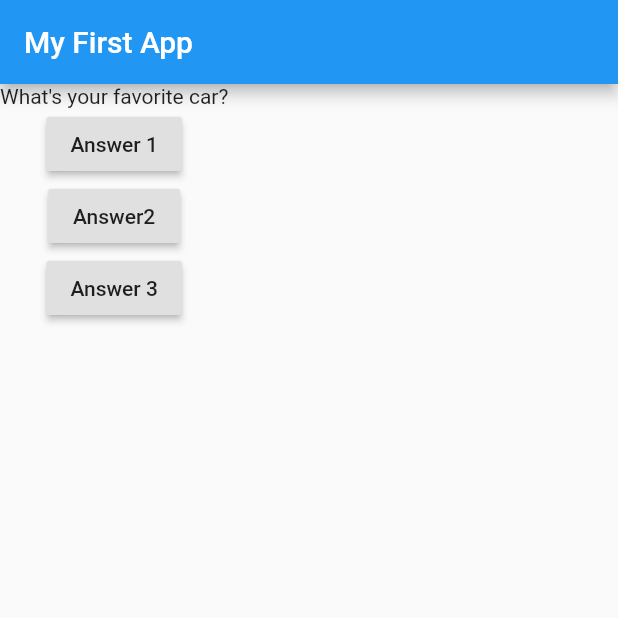
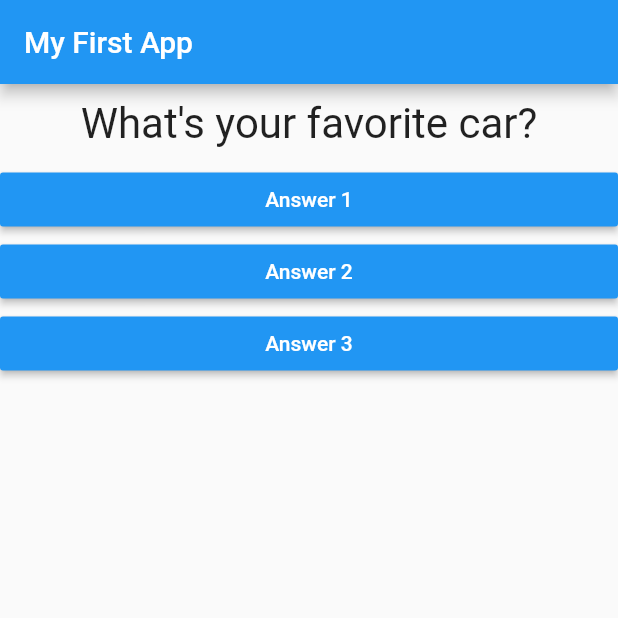
Before and after one commit to samuel327/flutter, a Flutter app: the screen it shows after launch, after a tap on "Answer 3", on a phone screen of 412 x 824 dp, the top half of it. Run offline on Flutter 3.47's test engine with Material 2 defaults, Android fonts, the phone set to English and light mode, and no system bars.

Commit message:
making progress

```diff
--- /dev/null
+++ b/lib/answer.dart
@@ -0,0 +1,19 @@
+import 'package:flutter/material.dart';
+
+class Answer extends StatelessWidget {
+  final Function selectHandler;
+  final String text;
+  Answer({this.selectHandler, this.text});
+  @override
+  Widget build(BuildContext context) {
+    return Container(
+      width: double.infinity,
+      child: RaisedButton(
+        child: Text(text),
+        textColor: Colors.white,
+        onPressed: selectHandler,
+        color: Colors.blue,
+      ),
+    );
+  }
+}
--- a/lib/main.dart
+++ b/lib/main.dart
@@ -1,57 +1,4 @@
 import 'package:flutter/material.dart';
-import './question.dart';
+import './myapp.dart';
 
 void main() => runApp(MyApp());
-
-class MyApp extends StatefulWidget {
-  @override
-  State<StatefulWidget> createState() {
-    return _MyAppState();
-  }
-}
-
-//State is a generic class
-class _MyAppState extends State<MyApp> {
-  var _questionIndex = 0;
-
-  void _answerQuestion(int num) {
-    setState(() {
-      _questionIndex = num;
-    });
-  }
-
-  @override
-  Widget build(BuildContext context) {
-    var questions = [
-      ('What\'s your favorite color?'),
-      ('What\'s your favorite animal?'),
-      ('What\'s your favorite car?'),
-    ];
-    return MaterialApp(
-      home: Scaffold(
-        appBar: AppBar(
-          title: Text('My First App'),
-        ),
-        body: Column(
-          children: [
-            Question(questionText: questions[_questionIndex]),
-            RaisedButton(
-              child: Text('Answer 1'),
-              onPressed: () => _answerQuestion(0),
-            ),
-            RaisedButton(
-              child: Text('Answer2'),
-              onPressed: () => _answerQuestion(1),
-            ),
-            RaisedButton(
-              child: Text('Answer 3'),
-              onPressed: () {
-                _answerQuestion(2);
-              },
-            ),
-          ],
-        ),
-      ),
-    );
-  }
-}
--- /dev/null
+++ b/lib/myapp.dart
@@ -0,0 +1,47 @@
+import 'package:flutter/material.dart';
+import './question.dart';
+import './answer.dart';
+
+class MyApp extends StatefulWidget {
+  @override
+  State<StatefulWidget> createState() {
+    return _MyAppState();
+  }
+}
+
+//State is a generic class
+class _MyAppState extends State<MyApp> {
+  var _questionIndex = 0;
+
+  //will be our callback function; the function (address) we are passing around is also known as a
+  //callback function bc the receiving widget calls it in the future
+  void _answerQuestion(int num) {
+    setState(() {
+      _questionIndex = num;
+    });
+  }
+
+  @override
+  Widget build(BuildContext context) {
+    var questions = [
+      ('What\'s your favorite color?'),
+      ('What\'s your favorite animal?'),
+      ('What\'s your favorite car?'),
+    ];
+    return MaterialApp(
+      home: Scaffold(
+        appBar: AppBar(
+          title: Text('My First App'),
+        ),
+        body: Column(
+          children: [
+            Question(questionText: questions[_questionIndex]),
+            Answer(selectHandler: () => _answerQuestion(0), text: "Answer 1"),
+            Answer(selectHandler: () => _answerQuestion(1), text: "Answer 2"),
+            Answer(selectHandler: () => _answerQuestion(2), text: "Answer 3"),
+          ],
+        ),
+      ),
+    );
+  }
+}
--- a/lib/question.dart
+++ b/lib/question.dart
@@ -8,6 +8,14 @@ class Question extends StatelessWidget {
 
   @override
   Widget build(BuildContext context) {
-    return Text(questionText);
+    return Container(
+      width: double.infinity,
+      margin: EdgeInsets.all(10),
+      child: Text(
+        questionText,
+        style: TextStyle(fontSize: 28),
+        textAlign: TextAlign.center,
+      ),
+    );
   }
 }
```
